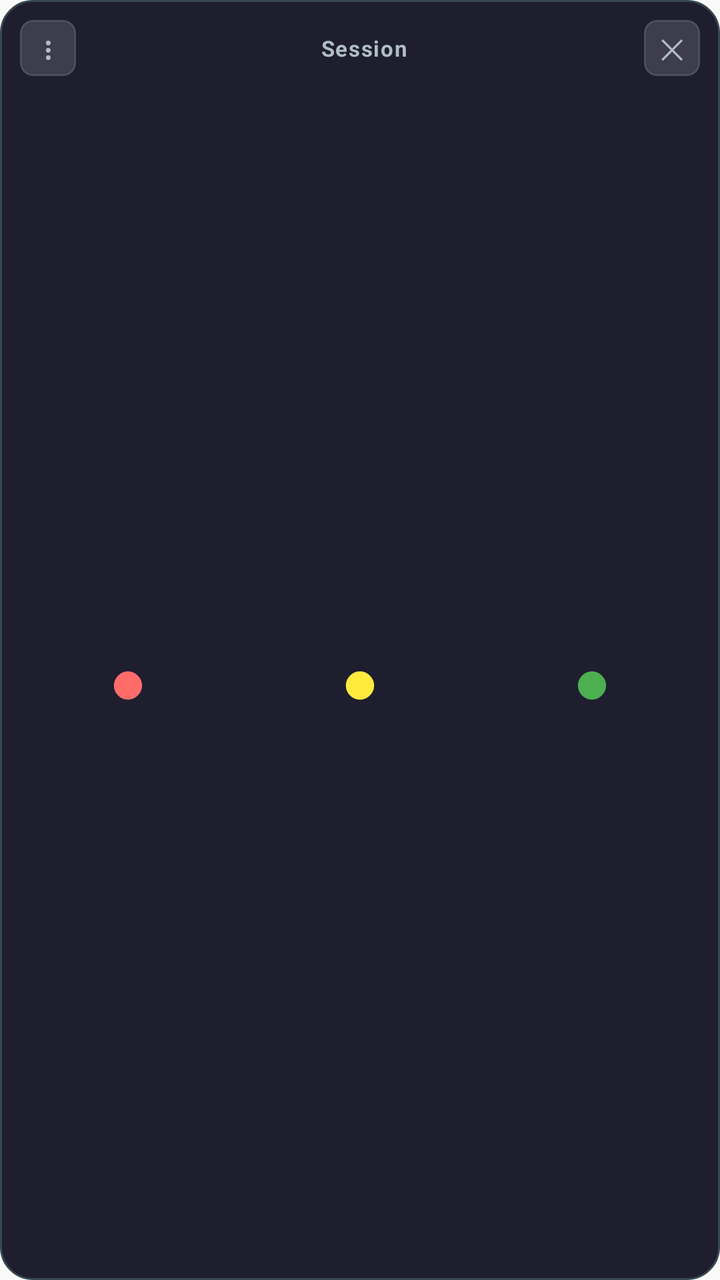
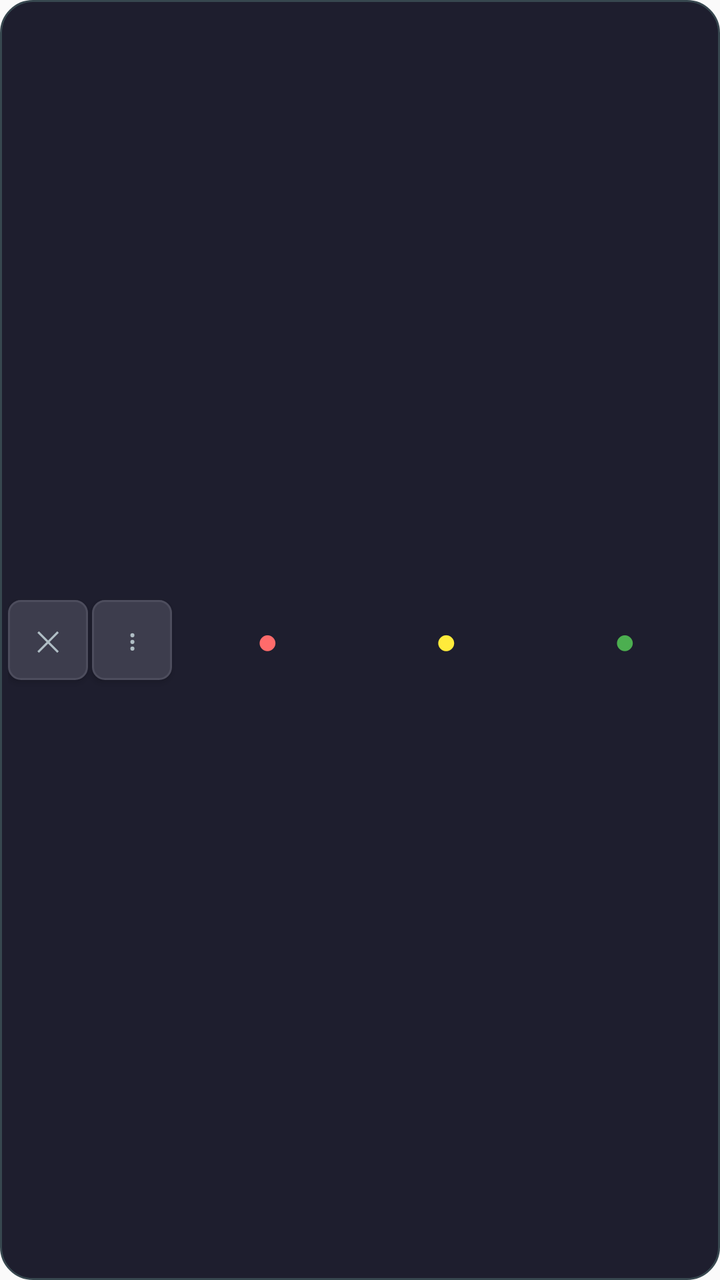

Two renders of the same Android screen: before a commit and after it. Below are the layout's source before the change and the commit's diff.
<!-- AndroidManifest.xml: application theme Theme.SignalLights -->
<!-- res/layout/overlay_layout.xml -->
<?xml version="1.0" encoding="utf-8"?>
<LinearLayout xmlns:android="http://schemas.android.com/apk/res/android"
    android:layout_width="match_parent"
    android:layout_height="match_parent"
    android:orientation="vertical"
    android:padding="10dp"
    android:background="@drawable/overlay_elegant_bg">

    
    <LinearLayout
        android:layout_width="match_parent"
        android:layout_height="wrap_content"
        android:orientation="horizontal"
        android:gravity="center_vertical"
        android:layout_marginBottom="12dp">

        <Button
            android:id="@+id/drag_button"
            android:layout_width="28dp"
            android:layout_height="28dp"
            android:text="⋮"
            android:textSize="16sp"
            android:textColor="#b0bec5"
            android:background="@drawable/overlay_close_button"
            android:padding="0dp"
            android:minWidth="0dp"
            android:minHeight="0dp"
            android:layout_marginEnd="4dp" />

        <TextView
            android:id="@+id/sessionTitle"
            android:layout_width="0dp"
            android:layout_height="wrap_content"
            android:layout_weight="1"
            android:text="Session"
            android:textSize="11sp"
            android:textStyle="bold"
            android:textColor="#b0bec5"
            android:gravity="center"
            android:letterSpacing="0.05"
            android:ellipsize="end"
            android:maxLines="1" />

        <Button
            android:id="@+id/close_button"
            android:layout_width="28dp"
            android:layout_height="28dp"
            android:text="✕"
            android:textSize="14sp"
            android:textColor="#b0bec5"
            android:background="@drawable/overlay_close_button"
            android:padding="0dp"
            android:minWidth="0dp"
            android:minHeight="0dp" />
    </LinearLayout>

    
    <LinearLayout
        android:layout_width="match_parent"
        android:layout_height="0dp"
        android:layout_weight="1"
        android:orientation="horizontal"
        android:gravity="center">

        <Button
            android:id="@+id/red_button"
            android:layout_width="0dp"
            android:layout_height="match_parent"
            android:layout_weight="1"
            android:text="●"
            android:textSize="32sp"
            android:textColor="#ff6b6b"
            android:background="@null"
            android:layout_marginEnd="8dp"
            android:stateListAnimator="@null" />

        <Button
            android:id="@+id/yellow_button"
            android:layout_width="0dp"
            android:layout_height="match_parent"
            android:layout_weight="1"
            android:text="●"
            android:textSize="32sp"
            android:textColor="#ffeb3b"
            android:background="@null"
            android:layout_marginEnd="8dp"
            android:stateListAnimator="@null" />

        <Button
            android:id="@+id/green_button"
            android:layout_width="0dp"
            android:layout_height="match_parent"
            android:layout_weight="1"
            android:text="●"
            android:textSize="32sp"
            android:textColor="#4caf50"
            android:background="@null"
            android:stateListAnimator="@null" />
    </LinearLayout>

</LinearLayout>
<!-- resources referenced by this layout -->
<resources>
  <!-- drawable overlay_close_button (drawable) -->
  <?xml version="1.0" encoding="utf-8"?>
  <shape xmlns:android="http://schemas.android.com/apk/res/android"
      android:shape="rectangle">
      <solid android:color="#3d3d4d" />
      <corners android:radius="6dp" />
      <stroke android:color="#4d4d5d" android:width="1dp" />
  </shape>
  <!-- drawable overlay_elegant_bg (drawable) -->
  <?xml version="1.0" encoding="utf-8"?>
  <shape xmlns:android="http://schemas.android.com/apk/res/android"
      android:shape="rectangle">
      <solid android:color="#1e1e2e" />
      <corners android:radius="16dp" />
      <stroke android:color="#37474f" android:width="1dp" />
  </shape>
  <style name="Theme.SignalLights" parent="Theme.AppCompat.Light.NoActionBar">
          <item name="colorPrimary">@color/primary</item>
          <item name="colorPrimaryDark">@color/primary_dark</item>
          <item name="colorAccent">@color/accent</item>
      </style>
  <color name="primary">#FF6200EE</color>
  <color name="primary_dark">#FF3700B3</color>
  <color name="accent">#FF03DAC5</color>
</resources>

<!-- the commit's change to res/layout/overlay_layout.xml (unified diff, before → after) -->
@@ -2,100 +2,75 @@
 <LinearLayout xmlns:android="http://schemas.android.com/apk/res/android"
     android:layout_width="match_parent"
     android:layout_height="match_parent"
-    android:orientation="vertical"
-    android:padding="10dp"
+    android:orientation="horizontal"
+    android:gravity="center_vertical"
+    android:padding="4dp"
     android:background="@drawable/overlay_elegant_bg">
 
     
-    <LinearLayout
-        android:layout_width="match_parent"
-        android:layout_height="wrap_content"
-        android:orientation="horizontal"
-        android:gravity="center_vertical"
-        android:layout_marginBottom="12dp">
-
-        <Button
-            android:id="@+id/drag_button"
-            android:layout_width="28dp"
-            android:layout_height="28dp"
-            android:text="⋮"
-            android:textSize="16sp"
-            android:textColor="#b0bec5"
-            android:background="@drawable/overlay_close_button"
-            android:padding="0dp"
-            android:minWidth="0dp"
-            android:minHeight="0dp"
-            android:layout_marginEnd="4dp" />
-
-        <TextView
-            android:id="@+id/sessionTitle"
-            android:layout_width="0dp"
-            android:layout_height="wrap_content"
-            android:layout_weight="1"
-            android:text="Session"
-            android:textSize="11sp"
-            android:textStyle="bold"
-            android:textColor="#b0bec5"
-            android:gravity="center"
-            android:letterSpacing="0.05"
-            android:ellipsize="end"
-            android:maxLines="1" />
-
-        <Button
-            android:id="@+id/close_button"
-            android:layout_width="28dp"
-            android:layout_height="28dp"
-            android:text="✕"
-            android:textSize="14sp"
-            android:textColor="#b0bec5"
-            android:background="@drawable/overlay_close_button"
-            android:padding="0dp"
-            android:minWidth="0dp"
-            android:minHeight="0dp" />
-    </LinearLayout>
+    <Button
+        android:id="@+id/close_button"
+        android:layout_width="40dp"
+        android:layout_height="40dp"
+        android:text="✕"
+        android:textSize="14sp"
+        android:textColor="#b0bec5"
+        android:background="@drawable/overlay_close_button"
+        android:padding="0dp"
+        android:minWidth="0dp"
+        android:minHeight="0dp"
+        android:layout_marginEnd="2dp" />
 
     
-    <LinearLayout
-        android:layout_width="match_parent"
-        android:layout_height="0dp"
+    <Button
+        android:id="@+id/drag_button"
+        android:layout_width="40dp"
+        android:layout_height="40dp"
+        android:text="⋮"
+        android:textSize="14sp"
+        android:textColor="#b0bec5"
+        android:background="@drawable/overlay_close_button"
+        android:padding="0dp"
+        android:minWidth="0dp"
+        android:minHeight="0dp"
+        android:layout_marginEnd="4dp" />
+
+    
+    <Button
+        android:id="@+id/red_button"
+        android:layout_width="0dp"
+        android:layout_height="40dp"
         android:layout_weight="1"
-        android:orientation="horizontal"
-        android:gravity="center">
+        android:text="●"
+        android:textSize="18sp"
+        android:textColor="#ff6b6b"
+        android:background="@null"
+        android:layout_marginEnd="2dp"
+        android:stateListAnimator="@null" />
 
-        <Button
-            android:id="@+id/red_button"
-            android:layout_width="0dp"
-            android:layout_height="match_parent"
-            android:layout_weight="1"
-            android:text="●"
-            android:textSize="32sp"
-            android:textColor="#ff6b6b"
-            android:background="@null"
-            android:layout_marginEnd="8dp"
-            android:stateListAnimator="@null" />
+    
+    <Button
+        android:id="@+id/yellow_button"
+        android:layout_width="0dp"
+        android:layout_height="40dp"
+        android:layout_weight="1"
+        android:text="●"
+        android:textSize="18sp"
+        android:textColor="#ffeb3b"
+        android:background="@null"
+        android:layout_marginEnd="2dp"
+        android:stateListAnimator="@null" />
 
-        <Button
-            android:id="@+id/yellow_button"
-            android:layout_width="0dp"
-            android:layout_height="match_parent"
-            android:layout_weight="1"
-            android:text="●"
-            android:textSize="32sp"
-            android:textColor="#ffeb3b"
-            android:background="@null"
-            android:layout_marginEnd="8dp"
-            android:stateListAnimator="@null" />
-
-        <Button
-            android:id="@+id/green_button"
-            android:layout_width="0dp"
-            android:layout_height="match_parent"
-            android:layout_weight="1"
-            android:text="●"
-            android:textSize="32sp"
-            android:textColor="#4caf50"
-            android:background="@null"
-            android:stateListAnimator="@null" />
-    </LinearLayout>
+    
+    <Button
+        android:id="@+id/green_button"
+        android:layout_width="0dp"
+        android:layout_height="40dp"
+        android:layout_weight="1"
+        android:text="●"
+        android:textSize="18sp"
+        android:textColor="#4caf50"
+        android:background="@null"
+        android:stateListAnimator="@null" />
 
 </LinearLayout>
